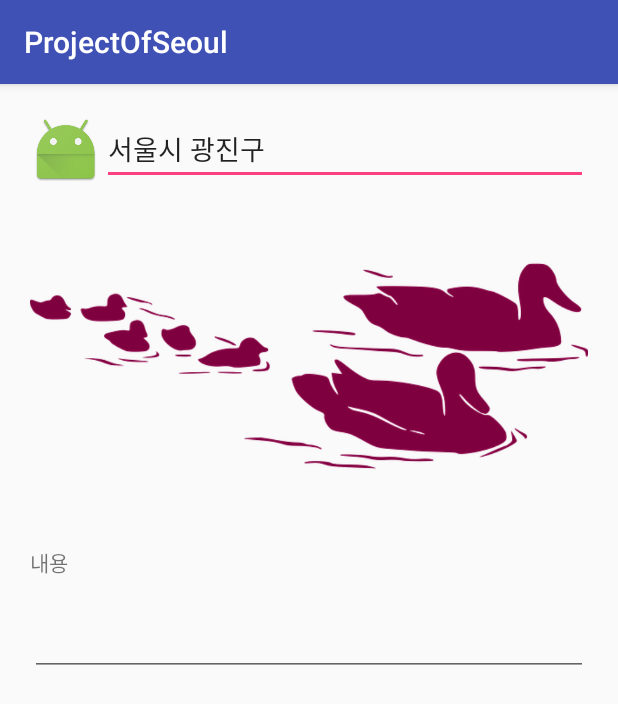
After one commit to khcdev/hd_disaster_android, an Android app: the SnsWriteActivity screen opened directly, with no data from a screen before it, on a phone screen of 412 x 824 dp. The commit adds this screen. Shown: the top 704 px of the screen. Run offline under Robolectric (Android 15) with nearby library versions, the phone set to English and light mode, and no system bars.

Commit message:
add sns write page and activity

```diff
--- a/app/src/main/AndroidManifest.xml
+++ b/app/src/main/AndroidManifest.xml
@@ -1,5 +1,6 @@
 <?xml version="1.0" encoding="utf-8"?>
-<manifest xmlns:android="http://schemas.android.com/apk/res/android"
+<manifest
+    xmlns:android="http://schemas.android.com/apk/res/android"
     package="com.example.kakyunglee.projectofseoul">
 
     <application
@@ -27,6 +28,7 @@
         <activity android:name=".ListActivity.ListMainActivity" />
         <activity android:name=".SnsActivity.SnsDetailActivity" />
         <activity android:name=".SnsActivity.SnsMainActivity" />
+        <activity android:name=".SnsActivity.SnsWriteActivity" />
     </application>
 
 </manifest>
--- /dev/null
+++ b/app/src/main/java/com/example/kakyunglee/projectofseoul/SnsActivity/SnsWriteActivity.java
@@ -0,0 +1,55 @@
+package com.example.kakyunglee.projectofseoul.SnsActivity;
+
+import android.content.Intent;
+import android.graphics.Bitmap;
+import android.os.Bundle;
+import android.provider.MediaStore;
+import android.support.v7.app.AppCompatActivity;
+import android.view.View;
+import android.widget.ImageView;
+
+import com.example.kakyunglee.projectofseoul.R;
+
+import java.io.FileNotFoundException;
+import java.io.IOException;
+
+/**
+ * Created by KakyungLee on 2017-09-19.
+ */
+
+public class SnsWriteActivity extends AppCompatActivity {
+
+    protected void onCreate(Bundle savedInstanceState) {
+        super.onCreate(savedInstanceState);
+        setContentView(R.layout.sns_write_page);
+        Intent intent = getIntent();
+
+        ImageView imageView = (ImageView)findViewById(R.id.uploadImage);
+        imageView.setOnClickListener(new View.OnClickListener() {
+            @Override
+            public void onClick(View view) {
+                Intent intent = new Intent(Intent.ACTION_PICK);
+                intent.setType(MediaStore.Images.Media.CONTENT_TYPE);
+                intent.setData(MediaStore.Images.Media.EXTERNAL_CONTENT_URI);
+                startActivityForResult(intent,100);
+            }
+        });
+    }
+
+    protected  void onActivityResoult(int requestCode, int resultCode, Intent data) throws IOException {
+        if (requestCode == 100){
+            try{
+                Bitmap image_bitmap = MediaStore.Images.Media.getBitmap(getContentResolver(),data.getData());
+                ImageView image = (ImageView)findViewById(R.id.uploadImage);
+
+                image.setImageBitmap(image_bitmap);
+            }catch (FileNotFoundException e){
+                e.printStackTrace();
+            }catch (IOException e){
+                e.printStackTrace();
+            }catch (Exception e){
+                e.printStackTrace();;
+            }
+        }
+    }
+}
--- /dev/null
+++ b/app/src/main/res/layout/sns_write_page.xml
@@ -0,0 +1,55 @@
+<?xml version="1.0" encoding="utf-8"?>
+<RelativeLayout
+    xmlns:android="http://schemas.android.com/apk/res/android"
+    android:orientation="vertical" android:layout_width="match_parent"
+    android:layout_height="match_parent"
+    android:layout_margin="10dp">
+
+    <LinearLayout
+        android:layout_width="match_parent"
+        android:layout_height="wrap_content"
+        android:orientation="horizontal"
+        android:layout_margin="10dp"
+        android:id="@+id/linearlayout2">
+
+        <ImageView
+            android:layout_width="wrap_content"
+            android:layout_height="wrap_content"
+            android:src="@mipmap/ic_launcher"/>
+
+        <EditText
+            android:id="@+id/location"
+            android:layout_width="match_parent"
+            android:layout_height="wrap_content"
+            android:text="서울시 광진구"/>
+
+    </LinearLayout>
+
+
+    <ImageView
+        android:id="@+id/uploadImage"
+        android:layout_width="match_parent"
+        android:layout_height="200dp"
+        android:layout_below="@+id/linearlayout2"
+        android:src="@drawable/test_imgae"
+        android:layout_margin="10dp"/>
+
+    <TextView
+        android:id="@+id/textView1"
+        android:layout_width="match_parent"
+        android:layout_height="wrap_content"
+        android:text="내용"
+        android:layout_below="@+id/uploadImage"
+        android:layout_margin="10dp"/>
+
+    <EditText
+        android:id="@+id/uploadText"
+        android:layout_width="match_parent"
+        android:layout_height="wrap_content"
+        android:layout_below="@+id/textView1"
+        android:layout_alignParentLeft="true"
+        android:layout_alignParentStart="true"
+        android:layout_margin="10dp"/>
+
+
+</RelativeLayout>
```
Also changed, not shown: app/src/main/java/com/example/kakyunglee/projectofseoul/DeclareActivity/DeclareMainActivity.java (+5 -2 lines), app/src/main/java/com/example/kakyunglee/projectofseoul/SnsActivity/SnsMainActivity.java (+11 -0 lines), app/src/main/res/layout/sns_page.xml (+17 -3 lines), app/src/main/res/layout/today_fragment.xml (+12 -13 lines), app/src/main/res/drawable/test_imgae.png (added).
